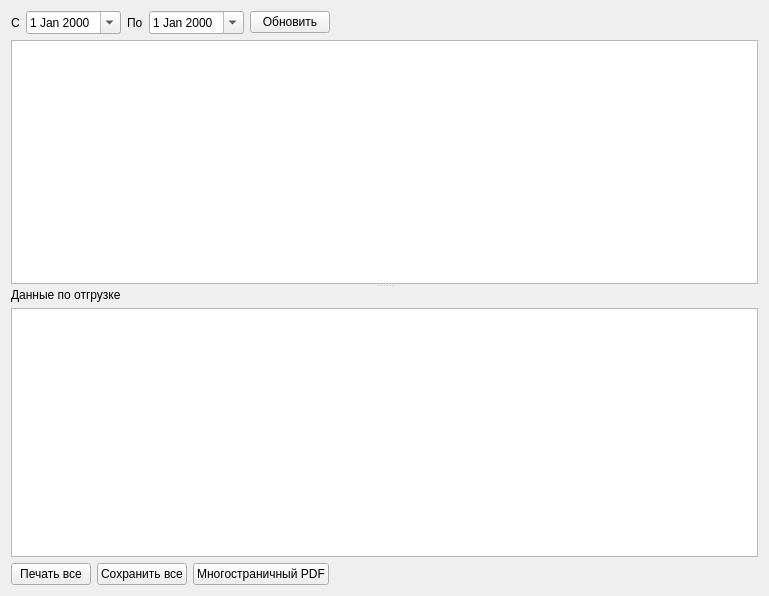
First picture: the form in formship.ui, repository Sergeyego/wire_pr, before the edit.
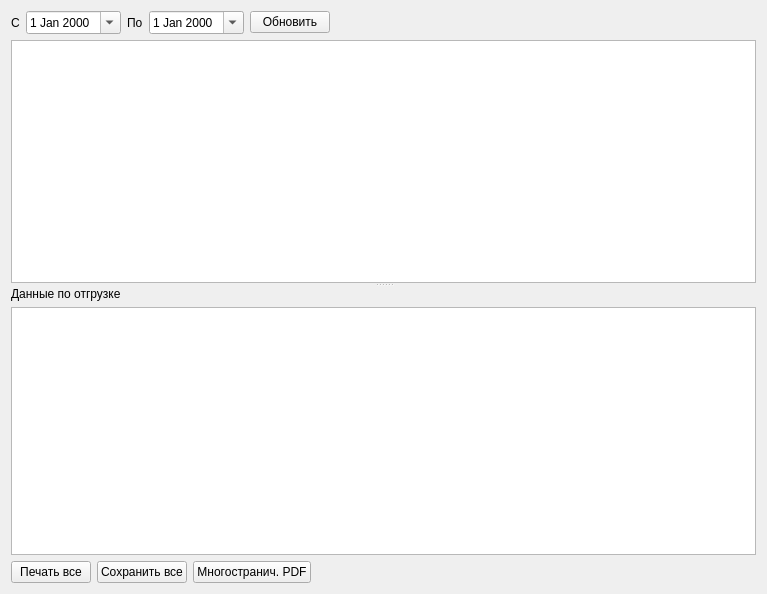
Second picture: the form after the edit. Icons and pictures are not drawn. Custom widgets are drawn as their Qt base class.

```diff
--- a/formship.ui
+++ b/formship.ui
@@ -6,8 +6,8 @@
    <rect>
     <x>0</x>
     <y>0</y>
-    <width>769</width>
-    <height>596</height>
+    <width>767</width>
+    <height>594</height>
    </rect>
   </property>
   <property name="windowTitle">
@@ -142,7 +142,7 @@
           <item>
            <widget class="QPushButton" name="cmdMultiPagePdf">
             <property name="text">
-             <string>Многостраничный PDF</string>
+             <string>Многостранич. PDF</string>
             </property>
             <property name="icon">
              <iconset theme="document-save">
```
